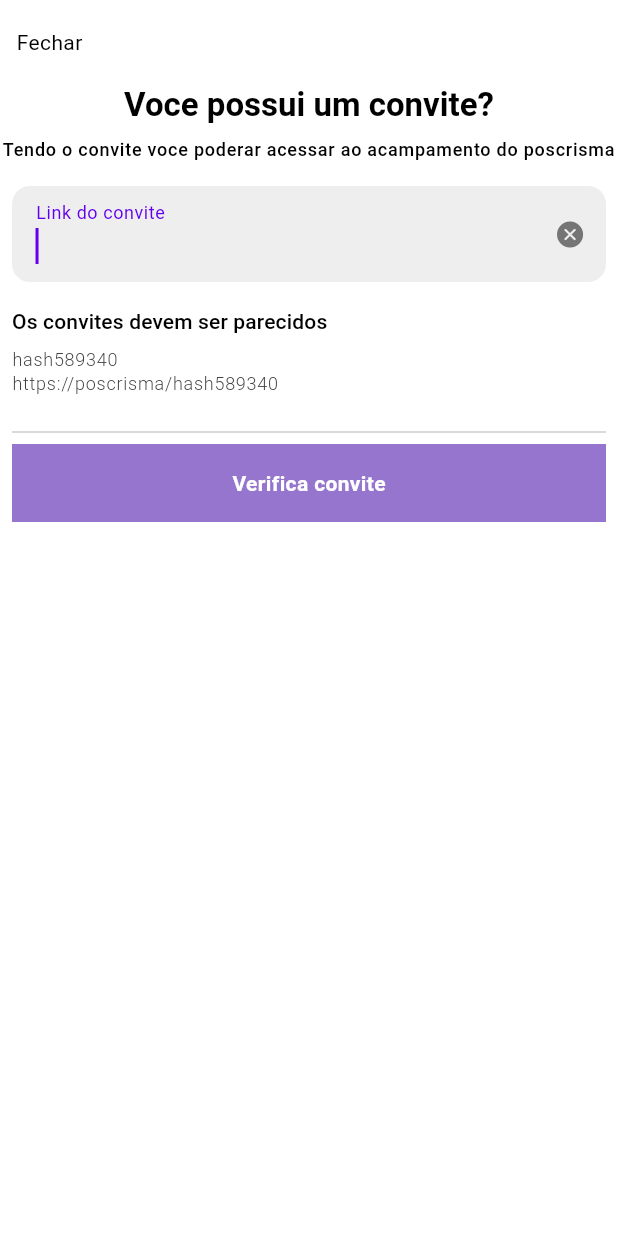
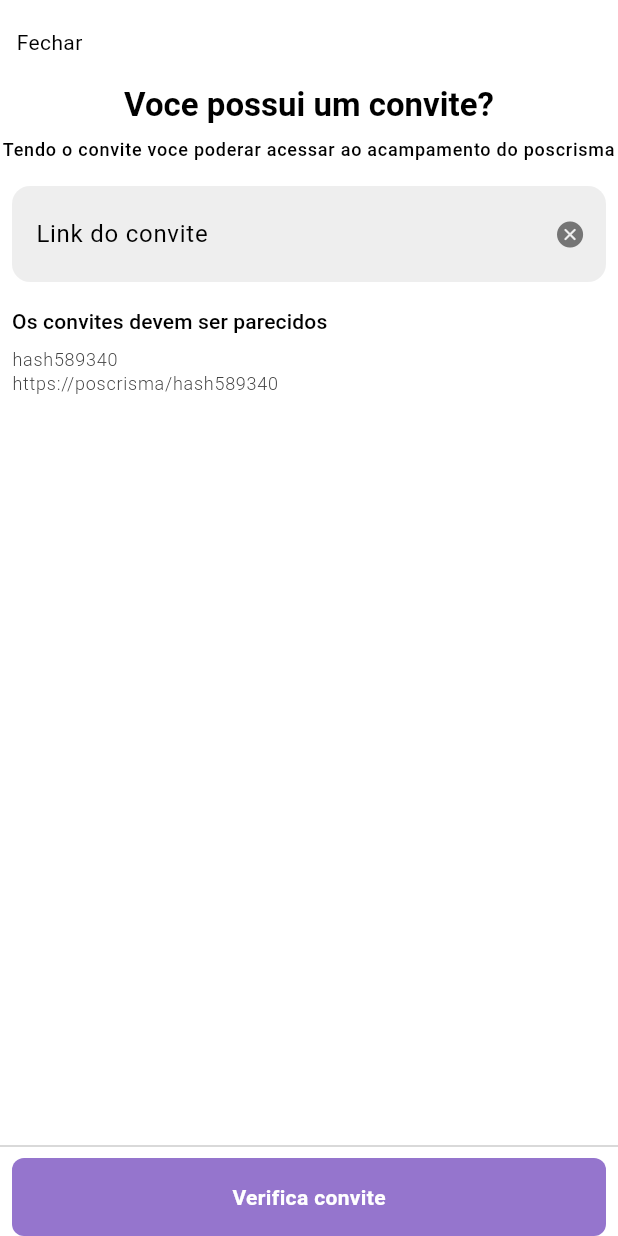
Before and after one commit to pos-crisma/poscrisma, a Flutter app: the InviteMobile screen opened directly, on a phone screen of 412 x 824 dp. Run offline on Flutter 3.47's test engine with Material 3 defaults, Android fonts, the phone set to English and light mode, and no system bars; our stand-ins replace carousel_slider, cloud_firestore, dio, firebase_analytics, firebase_core, flutter_modular and 3 more; accounts and stored records are empty; Roboto replaces fonts that are missing (Manrope).

Commit message:
feat: verify invite

```diff
--- a/modules/core/lib/core.dart
+++ b/modules/core/lib/core.dart
@@ -15,3 +15,5 @@ export './firebase/instance_firestore.dart';
 export './firebase/instance_analitycs.dart';
 
 export 'package:flutter_modular/flutter_modular.dart';
+export 'package:result_dart/result_dart.dart';
+export 'package:dio/dio.dart';
--- a/modules/core/pubspec.yaml
+++ b/modules/core/pubspec.yaml
@@ -16,6 +16,7 @@ dependencies:
     sdk: flutter
   flutter_modular: ^6.3.2
   firebase_analytics: ^10.7.0
+  result_dart: ^1.0.5
 
 dev_dependencies:
   flutter_test:
--- a/modules/feature/invite/lib/src/feature/invite/view/mobile/invite_mobile.dart
+++ b/modules/feature/invite/lib/src/feature/invite/view/mobile/invite_mobile.dart
@@ -7,17 +7,37 @@ import 'package:invite/src/feature/invite/provider/feature/action/invite_action.
 import '../../provider/feature/state/invite_state.dart';
 import '../../provider/feature/store/invite_store.dart';
 
-class InviteMobile extends StatelessWidget {
-  InviteMobile({super.key});
+class InviteMobile extends StatefulWidget {
+  const InviteMobile({super.key});
 
+  @override
+  State<InviteMobile> createState() => _InviteMobileState();
+}
+
+class _InviteMobileState extends State<InviteMobile> {
   final InviteReducer viewStore = Modular.get();
 
   @override
+  void initState() {
+    super.initState();
+
+    viewStore.send(InviteAction.onAppear());
+  }
+
+  @override
+  void dispose() {
+    viewStore.dispose();
+
+    super.dispose();
+  }
+
+  @override
   Widget build(BuildContext context) {
-    viewStore.send(InviteAction.onAppear());
-
     return Scaffold(
-      body: CustomScrollView(
+      body: Column(
+        children: [
+          Expanded(
+            child: CustomScrollView(
               slivers: [
                 SliverAppBar(
                   surfaceTintColor: Colors.transparent,
@@ -66,7 +86,6 @@ class InviteMobile extends StatelessWidget {
                 SliverToBoxAdapter(
                   child: CustomTextFormField(
                     focusNote: viewStore.value.onFocus,
-              autoFocus: true,
                     controller: viewStore.value.textEditingController,
                     boxDecorationColor: SystemMode.isDark(context)
                         ? Colors.black
@@ -114,16 +133,18 @@ class InviteMobile extends StatelessWidget {
                     ),
                   ),
                 ),
-          const SliverPadding(padding: EdgeInsets.symmetric(vertical: 8)),
-          const SliverToBoxAdapter(
-            child: Padding(
-              padding: EdgeInsets.symmetric(horizontal: 8),
-              child: Divider(
+              ],
+            ),
+          ),
+          const Divider(
             thickness: 0.2,
           ),
+          LayoutBuilder(
+            builder: (context, constraints) => Container(
+              width: constraints.maxWidth,
+              padding: EdgeInsets.only(
+                bottom: MediaQuery.of(context).padding.bottom,
               ),
-          ),
-          SliverToBoxAdapter(
               child: AnimatedPadding(
                 duration: const Duration(milliseconds: 200),
                 padding: viewStore.value.onFocus.hasFocus
@@ -164,6 +185,7 @@ class InviteMobile extends StatelessWidget {
                 ),
               ),
             ),
+          ),
         ],
       ),
     );
```
Also changed, not shown: modules/feature/invite/lib/src/feature/invite/provider/api/invite_api.dart (added, +25 -0 lines), modules/feature/invite/lib/src/feature/invite/provider/feature/store/invite_store.dart (+12 -5 lines). Lines whose indentation alone changed are shown as unchanged.
